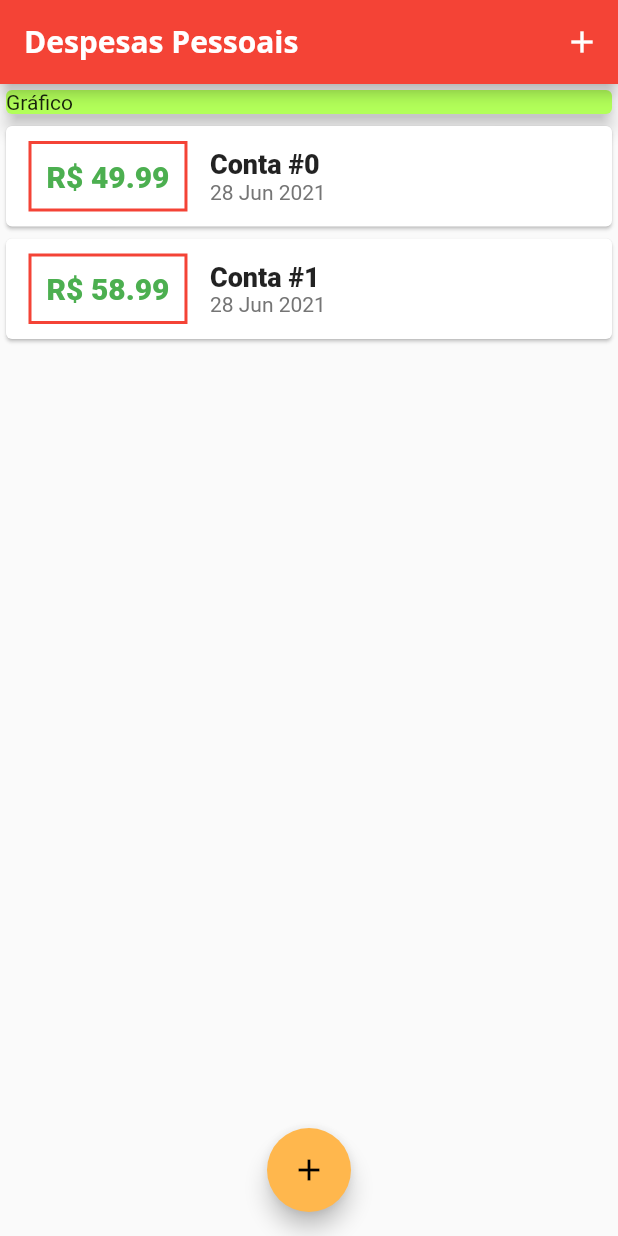
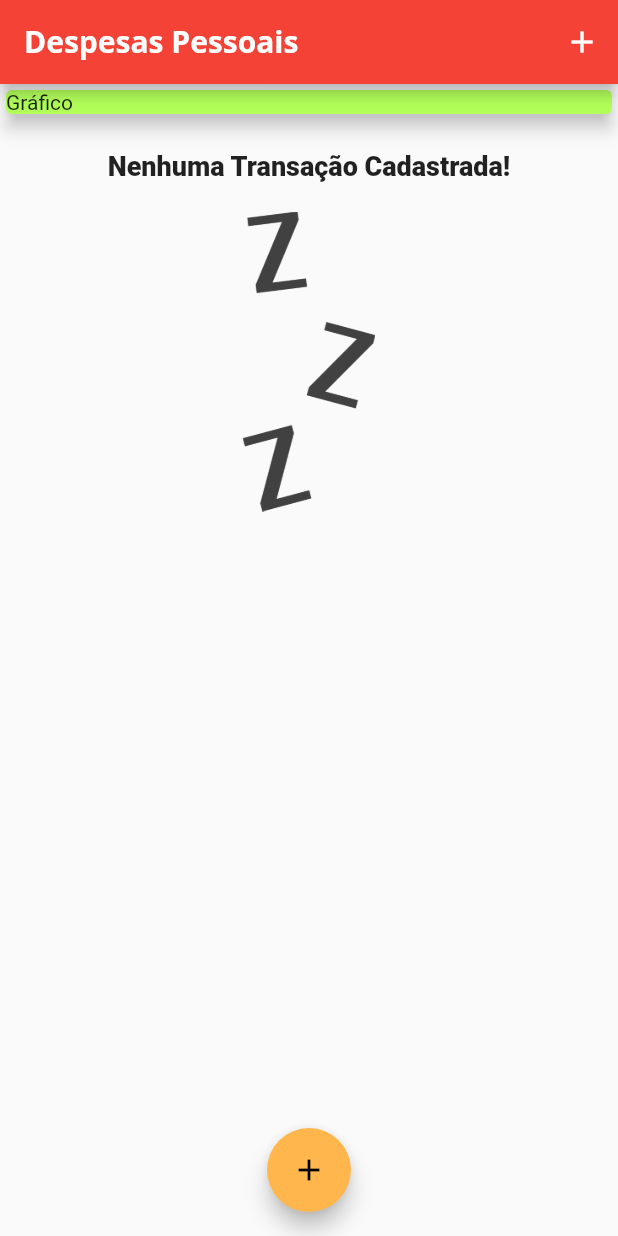
Before and after one commit to Daniel-Fonseca-da-Silva/Project-Expenses-Week, a Flutter app: the screen it shows after launch, on a phone screen of 412 x 824 dp. Run offline on Flutter 3.47's test engine with Material 2 defaults, Android fonts, the phone set to English and light mode, and no system bars.

```diff
--- a/lib/components/transaction_list.dart
+++ b/lib/components/transaction_list.dart
@@ -13,7 +13,22 @@ class TransactionList extends StatelessWidget {
   Widget build(BuildContext context) {
     return Container(
       height: 300,
-      child: ListView.builder(
+      child: transactions.isEmpty ? Column(
+        children: [
+          SizedBox(height: 20),
+          Text(
+            'Nenhuma Transação Cadastrada!',
+            style: Theme.of(context).textTheme.headline6,
+          ),
+          SizedBox(height: 20),
+          Container(
+            height: 200,
+            child: Image.asset('assets/images/waiting.png',
+            fit: BoxFit.cover,
+            ),
+          )
+        ],
+      ) : ListView.builder(
         itemCount: transactions.length,
         itemBuilder: (ctx, index) {
 
--- a/lib/main.dart
+++ b/lib/main.dart
@@ -45,11 +45,17 @@ class MyHomePage extends StatefulWidget {
 
 class _MyHomePageState extends State<MyHomePage> {
 
-  final _transactions = {
-    Transaction(
-        id: 't1', title: 'Conta #0', value: 49.99, date: DateTime.now()),
-    Transaction(
-        id: 't2', title: 'Conta #1', value: 58.99, date: DateTime.now()),
+  final  Set<Transaction> _transactions = {
+    // Transaction(
+    //     id: 't1',
+    //     title: 'Conta #0',
+    //     value: 49.99,
+    //     date: DateTime.now()),
+    // Transaction(
+    //     id: 't2',
+    //     title: 'Conta #1',
+    //     value: 58.99,
+    //     date: DateTime.now()),
   };
 
   // Method
--- a/pubspec.yaml
+++ b/pubspec.yaml
@@ -45,8 +45,8 @@ flutter:
   uses-material-design: true
 
   # To add assets to your application, add an assets section, like this:
-  # assets:
-  #   - images/a_dot_burr.jpeg
+  assets:
+    - assets/images/waiting.png
   #   - images/a_dot_ham.jpeg
 
   # An image asset can refer to one or more resolution-specific "variants", see
```
Also changed, not shown: assets/images/waiting.png (added).
